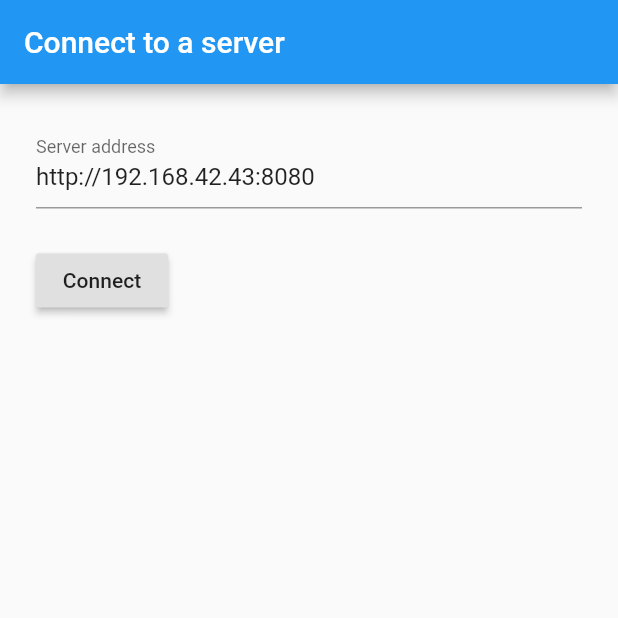
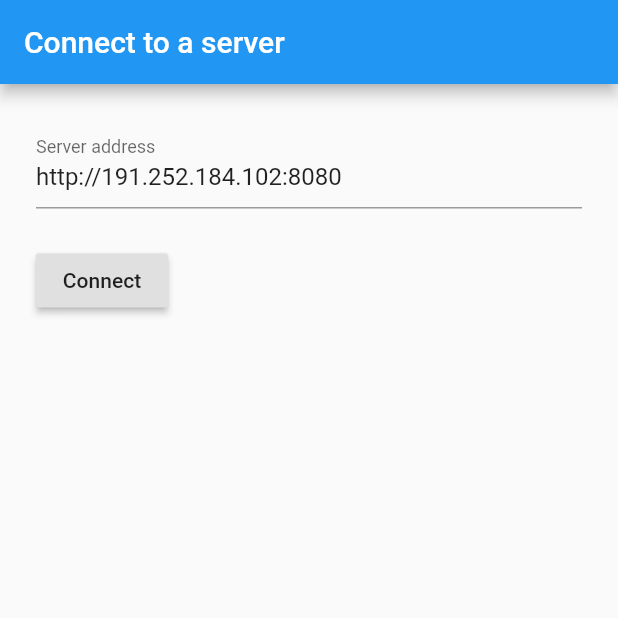
Before and after one commit to animated-robot/controller, a Flutter app: the screen it shows after launch, on a phone screen of 412 x 824 dp, the top half of it. Run offline on Flutter 3.47's test engine with Material 2 defaults, Android fonts, the phone set to English and light mode, and no system bars; our stand-ins replace socket_io_client; missing offline and left inert: flame, flutter_simple_dependency_injection.

Commit message:
Remove default values from fields

```diff
--- a/lib/forms/connect-form.dart
+++ b/lib/forms/connect-form.dart
@@ -13,7 +13,7 @@ class ConnectForm extends StatelessWidget {
 
   @override
   Widget build(BuildContext context) {
-    TextEditingController addressController = new TextEditingController(text: 'http://192.168.42.43:8080');
+    TextEditingController addressController = new TextEditingController(text: 'http://191.252.184.102:8080');
     bool sending = false;
 
     return Form(
--- a/lib/forms/join-game-form.dart
+++ b/lib/forms/join-game-form.dart
@@ -12,8 +12,8 @@ class JoinGameForm extends StatelessWidget {
 
   @override
   Widget build(BuildContext context) {
-    TextEditingController sessionCodeController = new TextEditingController(text: 'S31C');
-    TextEditingController usernameController = new TextEditingController(text: 'Vornian');
+    TextEditingController sessionCodeController = new TextEditingController(text: '');
+    TextEditingController usernameController = new TextEditingController(text: '');
 
     return Form(
       key: _formKey,
```
